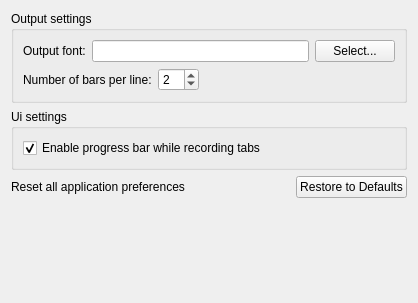
Above: prefsapp.ui from domoritz/drummy before the change. Below: the same form after it.
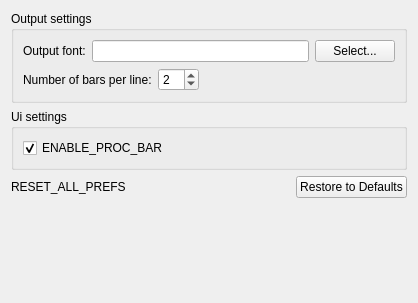
That is the form after the change.

The edit to the form file:
```diff
--- a/prefsapp.ui
+++ b/prefsapp.ui
@@ -99,7 +99,7 @@
       <item>
        <widget class="QCheckBox" name="progressCheckBox">
         <property name="text">
-         <string>Enable progress bar while recording tabs</string>
+         <string>ENABLE_PROC_BAR</string>
         </property>
         <property name="checked">
          <bool>true</bool>
@@ -114,7 +114,7 @@
      <item>
       <widget class="QLabel" name="label_3">
        <property name="text">
-        <string>Reset all application preferences</string>
+        <string>RESET_ALL_PREFS</string>
        </property>
       </widget>
      </item>
```
